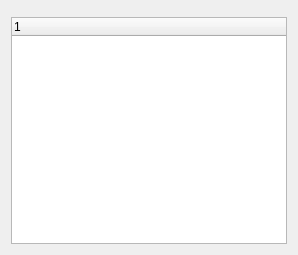
Above: holidayregionselector.ui from KDE/kholidays before the change. Below: the same form after it.
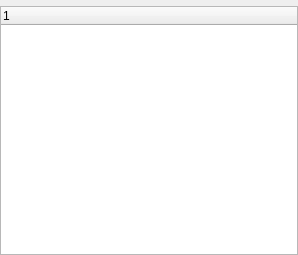
That is the form after the change. Custom widgets are drawn as their Qt base class.

Commit message:
Remove margin on holiday region selector widget
Widgets should not have margins internally, a margin will instead be applied when the region selector is put in another widget.

```diff
--- a/holidayregionselector.ui
+++ b/holidayregionselector.ui
@@ -11,6 +11,9 @@
    </rect>
   </property>
   <layout class="QVBoxLayout" name="verticalLayout">
+   <property name="margin">
+    <number>0</number>
+   </property>
    <item>
     <widget class="KTreeWidgetSearchLineWidget" name="searchLineWidget"/>
    </item>
```
